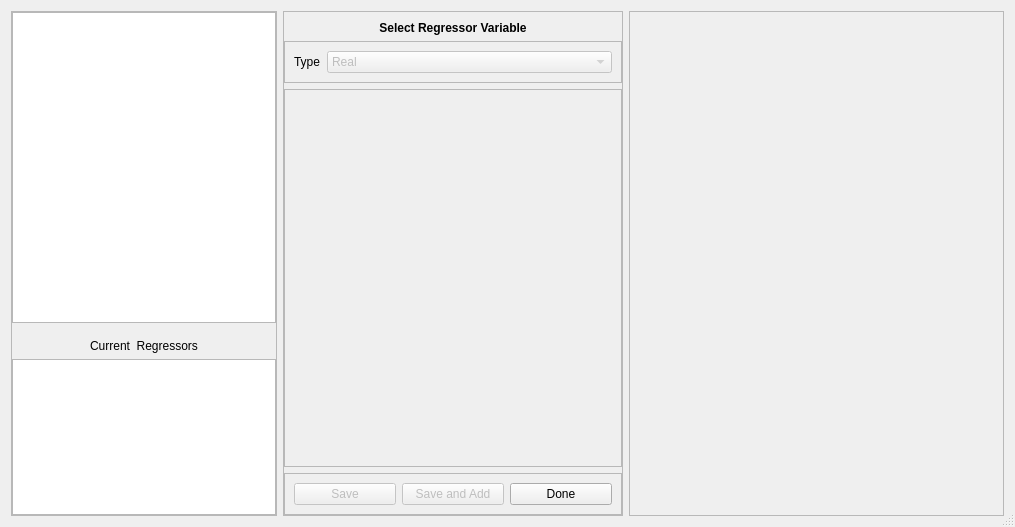
The window that braviz/interaction/qt_guis/regressors_select.ui (diego0020/braviz-app) describes before a commit, drawn with Qt 5.
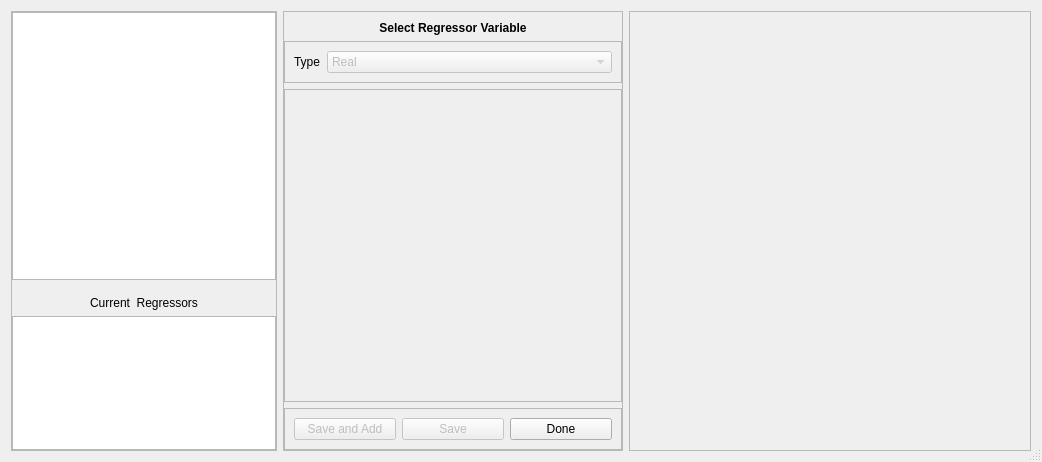
The same window after the commit.

```diff
--- a/braviz/interaction/qt_guis/regressors_select.ui
+++ b/braviz/interaction/qt_guis/regressors_select.ui
@@ -9,8 +9,8 @@
    <rect>
     <x>0</x>
     <y>0</y>
-    <width>1015</width>
-    <height>527</height>
+    <width>1042</width>
+    <height>462</height>
    </rect>
   </property>
   <property name="windowTitle">
@@ -256,16 +256,6 @@
          <enum>QFrame::Raised</enum>
         </property>
         <layout class="QHBoxLayout" name="horizontalLayout_2">
-         <item>
-          <widget class="QPushButton" name="save_button">
-           <property name="enabled">
-            <bool>false</bool>
-           </property>
-           <property name="text">
-            <string>Save</string>
-           </property>
-          </widget>
-         </item>
          <item>
           <widget class="QPushButton" name="add_button">
            <property name="enabled">
@@ -276,6 +266,16 @@
            </property>
           </widget>
          </item>
+         <item>
+          <widget class="QPushButton" name="save_button">
+           <property name="enabled">
+            <bool>false</bool>
+           </property>
+           <property name="text">
+            <string>Save</string>
+           </property>
+          </widget>
+         </item>
          <item>
           <widget class="QPushButton" name="done_button">
            <property name="text">
@@ -293,7 +293,7 @@
     <widget class="QFrame" name="plot_frame">
      <property name="minimumSize">
       <size>
-       <width>300</width>
+       <width>400</width>
        <height>0</height>
       </size>
      </property>
```
Left out of the diff: 3 changed lines with no effect on the pictures.
